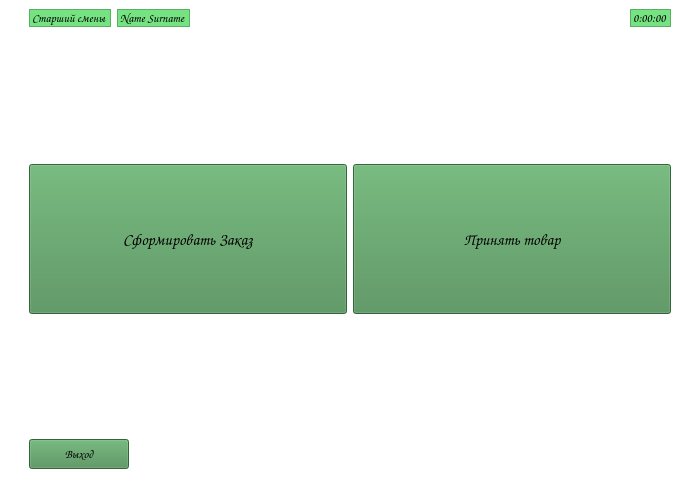
programmister68/Practice-2022, file forms/Supervisor.ui: the form before one commit.
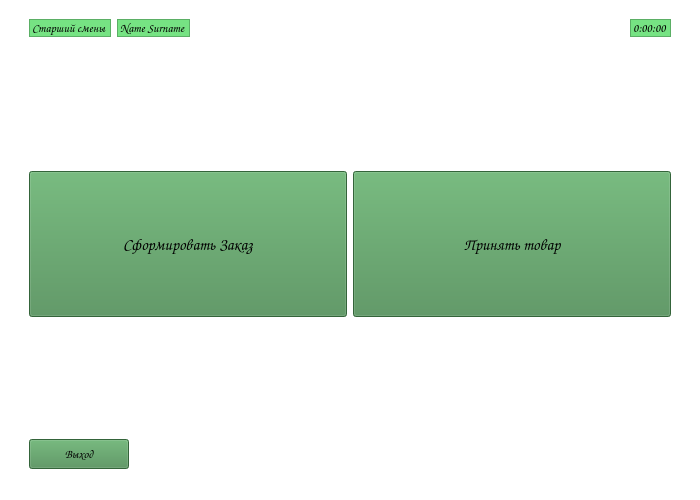
The form after the commit.

The edit to the form file:
```diff
--- a/forms/Supervisor.ui
+++ b/forms/Supervisor.ui
@@ -40,6 +40,22 @@
       <property name="sizeConstraint">
        <enum>QLayout::SetMinAndMaxSize</enum>
       </property>
+      <item>
+       <spacer name="verticalSpacer">
+        <property name="orientation">
+         <enum>Qt::Vertical</enum>
+        </property>
+        <property name="sizeType">
+         <enum>QSizePolicy::Fixed</enum>
+        </property>
+        <property name="sizeHint" stdset="0">
+         <size>
+          <width>20</width>
+          <height>10</height>
+         </size>
+        </property>
+       </spacer>
+      </item>
       <item>
        <layout class="QHBoxLayout" name="horizontalLayout_2">
         <property name="sizeConstraint">
```
